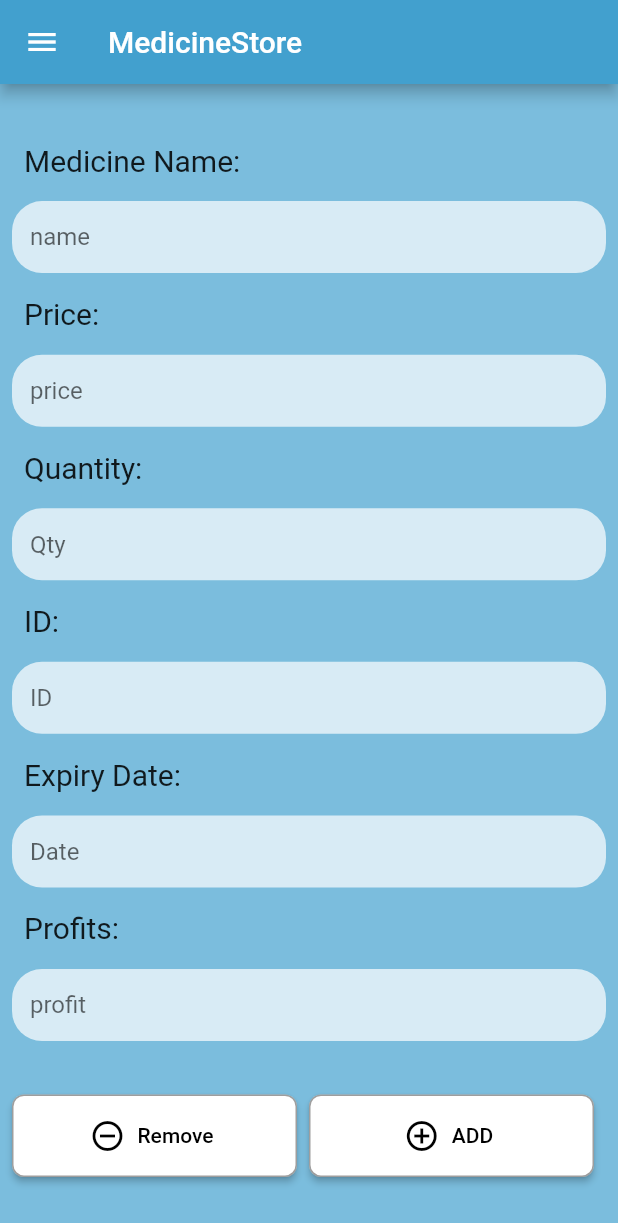
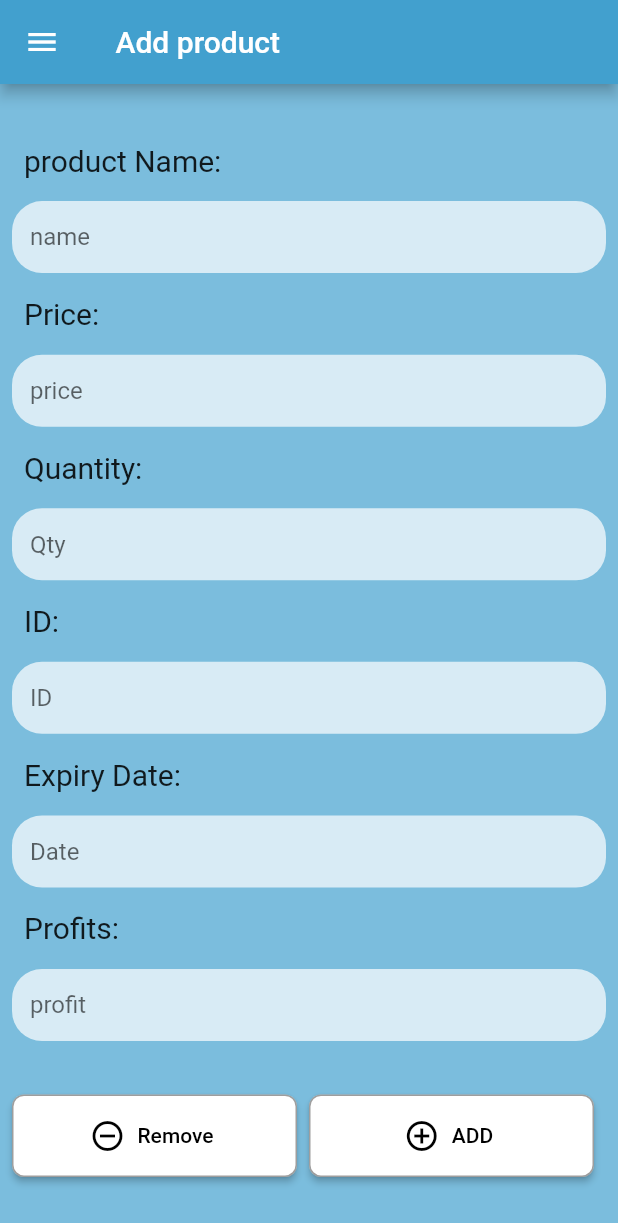
Before and after one commit to usef-sudo/GP2, a Flutter app: the MedicineStore screen opened directly, on a phone screen of 412 x 824 dp. Shown: the top 1223 px of the screen. Run offline on Flutter 3.47's test engine with Material 2 defaults, Android fonts, the phone set to English and light mode, and no system bars; our stand-ins replace cloud_firestore, firebase_auth, firebase_database, firebase_messaging, flutter_spinkit, splashscreen and 1 more; missing offline and left inert: barcode_scan, fab_circular_menu, flutter_counter, flutter_sparkline; accounts and stored records are empty.

Commit message:
5/5/finally vidioooooooooooo

```diff
--- a/eczane/lib/bodies/MedicineCards.dart
+++ b/eczane/lib/bodies/MedicineCards.dart
@@ -80,8 +80,7 @@ class _MedicineCardsState extends State<MedicineCards> {
     TextEditingController editingController = TextEditingController();
     List<String> _locations = ['A-Z', 'QTY']; // Option 2
     String _selectedLocation; // Option 2
-
-    ;
+     ;
 
     return Container(
       child: Column(
--- a/eczane/lib/ui/MedicineStore.dart
+++ b/eczane/lib/ui/MedicineStore.dart
@@ -215,7 +215,7 @@ class _MedicineStoreState extends State<MedicineStore> {
         backgroundColor: Color.fromRGBO(123, 189, 221, 1), //back
         appBar: AppBar(
           backgroundColor: Color.fromRGBO(66, 160, 206, 1),
-          title: new Text("MedicineStore"),
+          title: new Text(" Add product"),
         ),
         drawer: MyDrawer(),
         body: Center(
@@ -229,7 +229,7 @@ class _MedicineStoreState extends State<MedicineStore> {
                     Padding(
                       padding: const EdgeInsets.all(8.0),
                       child: Text(
-                        "Medicine Name:",
+                        "product Name:",
                         style: TextStyle(fontSize: 20),
                       ),
                     ),
--- a/eczane/lib/ui/MyMedicine.dart
+++ b/eczane/lib/ui/MyMedicine.dart
@@ -21,7 +21,7 @@ class _MyMedicineState extends State<MyMedicine> {
 
         appBar: AppBar(
           backgroundColor: Color.fromRGBO(66, 160, 206, 1),
-          title: new Text("MyMedicine"),
+          title: new Text("My Products"),
         ),
         drawer: MyDrawer(),
         body: MedicineCards(),
--- a/eczane/lib/ui/Sell.dart
+++ b/eczane/lib/ui/Sell.dart
@@ -286,7 +286,6 @@ class SellState extends State<Sell> {
         name: snapshot["name"]);
 
     if (snapshot["quantity"] <= 0) {
-      print('done');
       obj = new Medicine(
           quantity: snapshot["quantity"],
           profits: snapshot["profits"],
--- a/eczane/lib/ui/main.dart
+++ b/eczane/lib/ui/main.dart
@@ -54,7 +54,7 @@ class _MyAppState extends State<MyApp> {
   void initState() {
     super.initState();
 
-    _controller = VideoPlayerController.network(' https://youtu.be/KbSb2V3qUcg')
+    _controller = VideoPlayerController.asset("images/tator.mp4")
       ..initialize().then((_) {
         // Ensure the first frame is shown after the video is initialized, even before the play button has been pressed.
         setState(() {});
@@ -108,7 +108,7 @@ class _MyAppState extends State<MyApp> {
             child: InkWell(
               // onTap: _controller.puse();,
               child: Container(
-                height: 500,
+                height: 600,
                 child: Padding(
                   padding: const EdgeInsets.all(12.0),
                   child: Column(
--- a/eczane/pubspec.yaml
+++ b/eczane/pubspec.yaml
@@ -66,6 +66,7 @@ flutter:
      - images/arrow.gif
      - images/r.jpg
      - images/m.jpg
+     - images/tator.mp4
   #  - images/a_dot_ham.jpeg
 
   # An image asset can refer to one or more resolution-specific "variants", see
```
Also changed, not shown: 1 other file.
